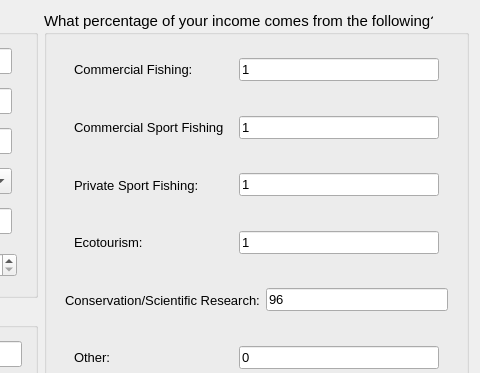
Above: cobi_loreto/Interview/interviewstart.ui from Ecotrust/openoceanmap-desktop before the change; both pictures show x 339 to 819 and y 0 to 373 of the 819 by 561 pixel window. Below: the same form after it.
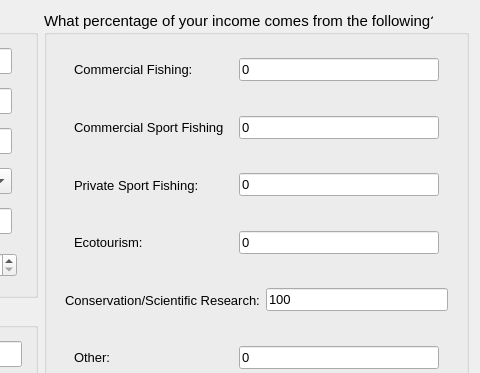
That is the form after the change.

The edit to the form file:
```diff
--- a/cobi_loreto/Interview/interviewstart.ui
+++ b/cobi_loreto/Interview/interviewstart.ui
@@ -712,7 +712,7 @@
               </font>
              </property>
              <property name="text" >
-              <string>1</string>
+              <string>0</string>
              </property>
             </widget>
            </item>
@@ -774,7 +774,7 @@
               </font>
              </property>
              <property name="text" >
-              <string>1</string>
+              <string>0</string>
              </property>
             </widget>
            </item>
@@ -836,7 +836,7 @@
               </font>
              </property>
              <property name="text" >
-              <string>1</string>
+              <string>0</string>
              </property>
             </widget>
            </item>
@@ -898,7 +898,7 @@
               </font>
              </property>
              <property name="text" >
-              <string>1</string>
+              <string>0</string>
              </property>
             </widget>
            </item>
@@ -960,7 +960,7 @@
               </font>
              </property>
              <property name="text" >
-              <string>96</string>
+              <string>100</string>
              </property>
             </widget>
            </item>
```
